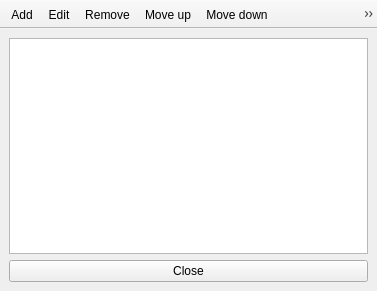
First picture: the form in propertydialog.ui, repository FrankMamuda/fumingcube, before the edit.
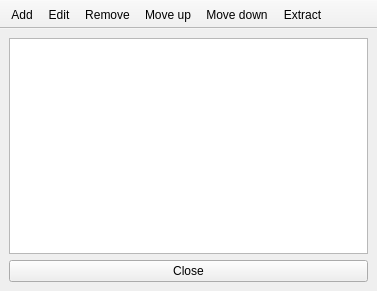
Second picture: the form after the edit. Icons and pictures are not drawn.

Patch:
```diff
--- a/propertydialog.ui
+++ b/propertydialog.ui
@@ -137,7 +137,10 @@
   </action>
   <action name="actionWiki">
    <property name="text">
-    <string>Extract from Wikipedia</string>
+    <string>Extract</string>
+   </property>
+   <property name="toolTip">
+    <string>Extract properties from online sources</string>
    </property>
   </action>
  </widget>
```
Left out of the diff: 4 changed lines with no effect on the pictures.
